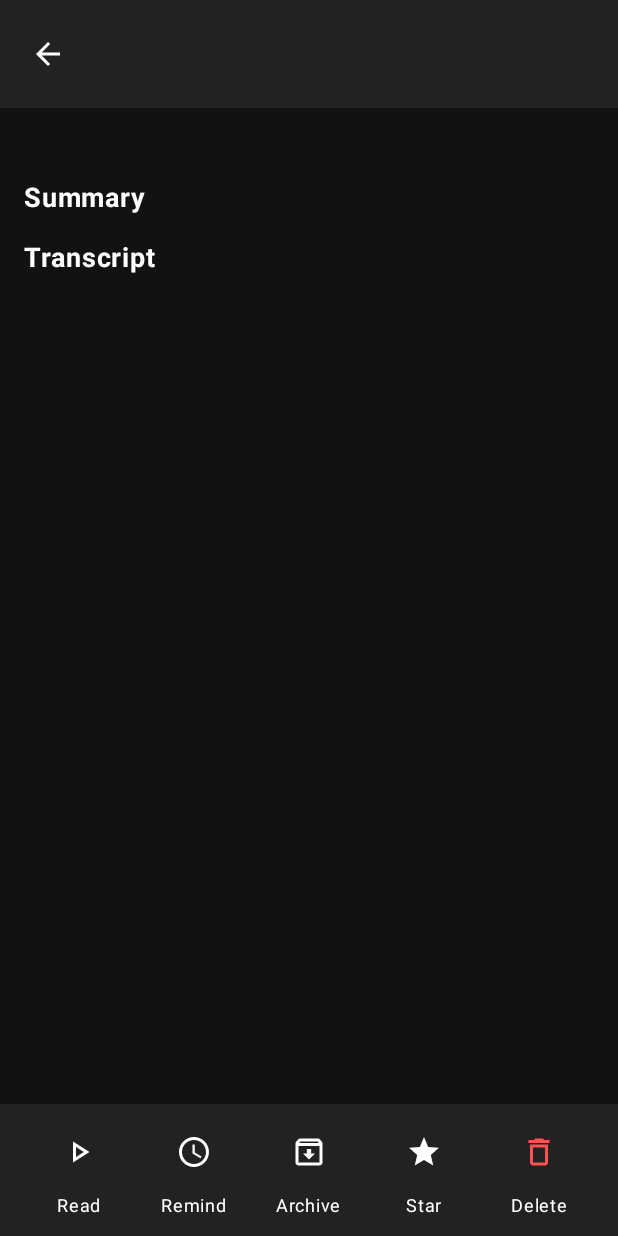
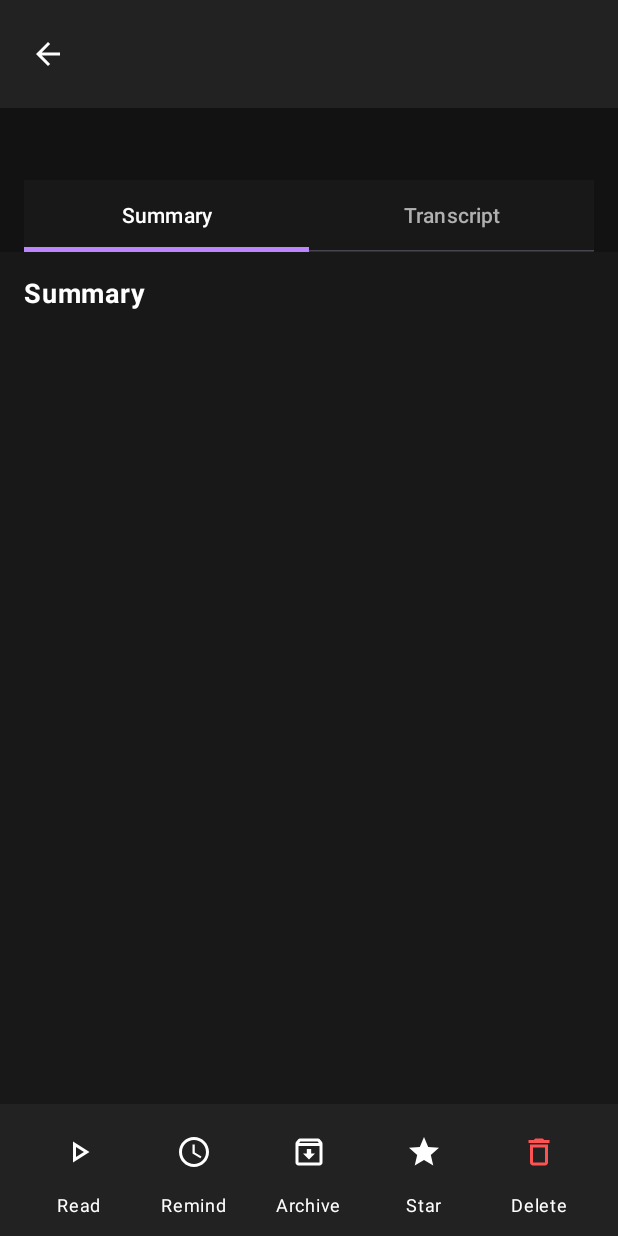
Before and after one commit to SekeNikola/EchoNote, an Android app built with Jetpack Compose: the composable NoteDetailScreen called with empty values, on a phone screen of 412 x 824 dp. Run offline under Robolectric (Android 15) with nearby library versions, the phone set to English and light mode, and no system bars; our stand-ins replace livedata-compose.

Commit message:
UI: Fix custom scrollbar logic and color for summary and transcript tabs

```diff
--- a/app/src/main/java/com/example/app/ui/NoteDetailScreen.kt
+++ b/app/src/main/java/com/example/app/ui/NoteDetailScreen.kt
@@ -1,58 +1,35 @@
+package com.example.app.ui
 
-package com.example.app.ui
-import com.example.app.data.createdAtFormattedDate
-import com.example.app.data.createdAtFormattedTime
-
+import android.media.MediaPlayer
+import android.widget.Toast
+import androidx.compose.foundation.Canvas
 import androidx.compose.foundation.background
-import androidx.compose.foundation.layout.Arrangement
-import androidx.compose.foundation.layout.Box
-import androidx.compose.foundation.layout.Column
-import androidx.compose.foundation.layout.Row
-import androidx.compose.foundation.layout.Spacer
-import androidx.compose.foundation.layout.fillMaxSize
-import androidx.compose.foundation.layout.fillMaxWidth
-import androidx.compose.foundation.layout.height
-import androidx.compose.foundation.layout.width
-import androidx.compose.foundation.layout.padding
-import androidx.compose.foundation.layout.heightIn
-import androidx.compose.foundation.verticalScroll
+import androidx.compose.foundation.clickable
+import androidx.compose.foundation.layout.*
 import androidx.compose.foundation.rememberScrollState
 import androidx.compose.foundation.text.BasicTextField
+import androidx.compose.foundation.verticalScroll
 import androidx.compose.material.icons.Icons
-import androidx.compose.material.icons.outlined.Archive
-import androidx.compose.material.icons.outlined.ArrowBack
-import androidx.compose.material.icons.outlined.PlayArrow
-import androidx.compose.material.icons.outlined.Pause
-import androidx.compose.material.icons.outlined.Stop
-import androidx.compose.material.icons.outlined.Schedule
-import androidx.compose.material.icons.outlined.Star
-import androidx.compose.material.icons.outlined.Delete
-import androidx.compose.material3.IconButton
-import androidx.compose.material3.Text
-import androidx.compose.material3.Icon
-import androidx.compose.runtime.Composable
-import androidx.compose.runtime.getValue
+import androidx.compose.material.icons.outlined.*
+import androidx.compose.material3.*
+import androidx.compose.runtime.*
 import androidx.compose.runtime.livedata.observeAsState
 import androidx.compose.ui.Alignment
+import androidx.compose.ui.Modifier
+import androidx.compose.ui.geometry.Offset
 import androidx.compose.ui.graphics.Color
+import androidx.compose.ui.platform.LocalContext
+import androidx.compose.ui.text.TextStyle
 import androidx.compose.ui.text.font.FontWeight
 import androidx.compose.ui.unit.dp
 import androidx.compose.ui.unit.sp
-import androidx.compose.ui.Modifier
-import androidx.compose.ui.geometry.Offset
-import androidx.compose.ui.graphics.StrokeCap
-import androidx.compose.ui.graphics.drawscope.Stroke
-import androidx.compose.foundation.Canvas
-import androidx.compose.ui.text.TextStyle
-import androidx.compose.foundation.layout.fillMaxHeight
+import com.example.app.data.createdAtFormattedDate
+import com.example.app.data.createdAtFormattedTime
 import com.example.app.viewmodel.NoteViewModel
-import android.media.MediaPlayer
-import android.widget.Toast
-import androidx.compose.ui.platform.LocalContext
 
 enum class PlaybackState { Idle, Playing, Paused }
 
-@androidx.compose.material3.ExperimentalMaterial3Api
+@OptIn(ExperimentalMaterial3Api::class)
 @Composable
 fun NoteDetailScreen(
     noteId: Long,
@@ -60,13 +37,12 @@ fun NoteDetailScreen(
     onBack: () -> Unit
 ) {
     val note by viewModel.getNoteById(noteId).observeAsState()
-    val title = note?.title ?: ""
     val transcript = note?.transcript ?: ""
-    val audioPath = note?.audioPath
-    val context = LocalContext.current
     val date = note?.createdAtFormattedDate() ?: ""
     val time = note?.createdAtFormattedTime() ?: ""
     val transcriptScrollState = rememberScrollState()
+    val transcriptLines = transcript.lines()
+    val context = LocalContext.current
 
     Box(
         modifier = Modifier
@@ -76,9 +52,9 @@ fun NoteDetailScreen(
         Column(
             modifier = Modifier
                 .fillMaxSize()
-                .padding(bottom = 72.dp) // leave space for sticky actions
+                .padding(bottom = 72.dp) // Leave space for sticky bar
         ) {
-        // Top bar: Back arrow and title
+            // Top bar
             Row(
                 verticalAlignment = Alignment.CenterVertically,
                 modifier = Modifier
@@ -90,10 +66,10 @@ fun NoteDetailScreen(
                     Icon(Icons.Outlined.ArrowBack, contentDescription = "Back", tint = Color.White)
                 }
                 Spacer(modifier = Modifier.width(8.dp))
-                if (note != null) {
+                note?.let { noteObj ->
                     BasicTextField(
-                        value = note!!.title,
-                        onValueChange = { viewModel.updateNoteTitle(note!!.id, it) },
+                        value = noteObj.title,
+                        onValueChange = { new -> viewModel.updateNoteTitle(noteObj.id, new) },
                         textStyle = TextStyle(
                             color = Color.White,
                             fontWeight = FontWeight.Bold,
@@ -104,143 +80,199 @@ fun NoteDetailScreen(
                     )
                 }
             }
-        // Date and time
+
+            // Date + Time
             Row(
                 modifier = Modifier
                     .fillMaxWidth()
                     .padding(horizontal = 16.dp, vertical = 4.dp),
                 verticalAlignment = Alignment.CenterVertically
             ) {
-            Text(
-                text = date,
-                color = Color(0xFFB0B0B0),
-                fontSize = 14.sp
-            )
+                Text(text = date, color = Color(0xFFB0B0B0), fontSize = 14.sp)
                 Spacer(modifier = Modifier.width(12.dp))
-            Text(
-                text = time,
-                color = Color(0xFFB0B0B0),
-                fontSize = 14.sp
+                Text(text = time, color = Color(0xFFB0B0B0), fontSize = 14.sp)
+            }
+
+            Spacer(modifier = Modifier.height(16.dp))
+
+            var selectedTab by remember { mutableStateOf(0) }
+            val tabTitles = listOf("Summary", "Transcript")
+            TabRow(
+                selectedTabIndex = selectedTab,
+                containerColor = Color(0xFF181818),
+                contentColor = Color.White,
+                modifier = Modifier.padding(horizontal = 16.dp)
+            ) {
+                tabTitles.forEachIndexed { index, title ->
+                    Tab(
+                        selected = selectedTab == index,
+                        onClick = { selectedTab = index },
+                        text = { Text(title, color = if (selectedTab == index) Color.White else Color(0xFFB0B0B0)) }
                     )
                 }
-    Spacer(modifier = Modifier.height(16.dp))
-        // Summary section
+            }
+
+            Box(
+                modifier = Modifier
+                    .fillMaxWidth()
+                    .weight(1f)
+                    .padding(bottom = 8.dp)
+            ) {
+                when (selectedTab) {
+                    0 -> {
+                        // Summary Tab
+                        val summaryScrollState = rememberScrollState()
+                        Box(
+                            modifier = Modifier
+                                .fillMaxSize()
+                                .background(Color(0xFF181818))
+                        ) {
+                            val scrollState = summaryScrollState
+                            Row(modifier = Modifier.fillMaxSize()) {
+                                Column(
+                                    modifier = Modifier
+                                        .weight(1f)
+                                        .verticalScroll(scrollState)
+                                        .padding(16.dp)
+                                ) {
                                     Text(
                                         text = "Summary",
                                         fontWeight = FontWeight.Bold,
                                         fontSize = 18.sp,
                                         color = Color.White,
-            modifier = Modifier.padding(horizontal = 16.dp)
+                                        modifier = Modifier.padding(bottom = 8.dp)
                                     )
-        if (note?.snippet?.isNotBlank() == true) {
+                                    if (!note?.snippet.isNullOrBlank()) {
                                         Text(
                                             text = note!!.snippet,
                                             color = Color(0xFFB0B0B0),
-                fontSize = 16.sp,
-                modifier = Modifier.padding(horizontal = 16.dp)
+                                            fontSize = 16.sp
                                         )
                                     }
-        Spacer(modifier = Modifier.height(16.dp))
-        // Transcript section
+                                }
+                                // Custom scrollbar indicator (gray, only if scrollable)
+                                                        if (scrollState.maxValue > 1) {
+                                                            Canvas(modifier = Modifier
+                                                                .fillMaxHeight()
+                                                                .width(6.dp)
+                                                                .padding(vertical = 8.dp)
+                                                            ) {
+                                                                val proportion = if (scrollState.maxValue > 0) scrollState.value.toFloat() / scrollState.maxValue else 0f
+                                                                val thumbHeight = 48.dp.toPx()
+                                                                val y = proportion * (size.height - thumbHeight)
+                                                                drawRoundRect(
+                                                                    color = Color.Gray,
+                                                                    topLeft = Offset(x = 0f, y = y),
+                                                                    size = androidx.compose.ui.geometry.Size(size.width, thumbHeight),
+                                                                    cornerRadius = androidx.compose.ui.geometry.CornerRadius(3.dp.toPx(), 3.dp.toPx())
+                                                                )
+                                                            }
+                                                        }
+                            }
+                        }
+                    }
+                    1 -> {
+                        // Transcript Tab
+                        val transcriptScrollState = rememberScrollState()
+                        Box(
+                            modifier = Modifier
+                                .fillMaxSize()
+                                .background(Color(0xFF181818))
+                        ) {
+                            val scrollState = transcriptScrollState
+                            Row(modifier = Modifier.fillMaxSize()) {
+                                Column(
+                                    modifier = Modifier
+                                        .weight(1f)
+                                        .verticalScroll(scrollState)
+                                        .padding(16.dp)
+                                ) {
                                     Text(
                                         text = "Transcript",
                                         fontWeight = FontWeight.Bold,
                                         fontSize = 18.sp,
                                         color = Color.White,
-            modifier = Modifier.padding(horizontal = 16.dp)
+                                        modifier = Modifier.padding(bottom = 8.dp)
                                     )
                                     if (transcript.isNotBlank()) {
-            Box(
-                modifier = Modifier
-                    .padding(start = 16.dp, end = 16.dp, bottom = 16.dp)
-                    .fillMaxWidth()
-                    .weight(1f)
-            ) {
-                // Scrollable transcript with custom scrollbar
-                Box(Modifier.fillMaxSize()) {
-                    val scrollState = transcriptScrollState
                                         Text(
                                             text = transcript,
                                             color = Color(0xFFB0B0B0),
-                        fontSize = 16.sp,
-                        modifier = Modifier
-                            .verticalScroll(scrollState)
-                            .background(Color(0xFF181818))
-                            .fillMaxWidth()
-                            .padding(8.dp)
+                                            fontSize = 16.sp
                                         )
-                    // Custom vertical scrollbar
-                    if (scrollState.maxValue > 0) {
-                        Canvas(
-                            modifier = Modifier
+                                    } else {
+                                        Spacer(modifier = Modifier.height(120.dp))
+                                    }
+                                }
+                                // Custom scrollbar indicator (gray, only if scrollable)
+                                if (scrollState.maxValue > 1) {
+                                    Canvas(modifier = Modifier
                                         .fillMaxHeight()
-                                .width(4.dp)
-                                .align(Alignment.CenterEnd)
-                                .padding(end = 2.dp)
+                                        .width(6.dp)
+                                        .padding(vertical = 8.dp)
                                     ) {
-                            val proportion = scrollState.value.toFloat() / scrollState.maxValue.toFloat()
-                            val visibleRatio = size.height / (size.height + scrollState.maxValue)
-                            val scrollbarHeight = size.height * visibleRatio
-                            val scrollbarTop = (size.height - scrollbarHeight) * proportion
+                                        val proportion = if (scrollState.maxValue > 0) scrollState.value.toFloat() / scrollState.maxValue else 0f
+                                        val thumbHeight = 48.dp.toPx()
+                                        val y = proportion * (size.height - thumbHeight)
                                         drawRoundRect(
-                                color = Color.Gray.copy(alpha = 0.5f),
-                                topLeft = Offset(x = 0f, y = scrollbarTop),
-                                size = androidx.compose.ui.geometry.Size(width = size.width, height = scrollbarHeight),
-                                cornerRadius = androidx.compose.ui.geometry.CornerRadius(8f, 8f)
+                                            color = Color.Gray,
+                                            topLeft = Offset(x = 0f, y = y),
+                                            size = androidx.compose.ui.geometry.Size(size.width, thumbHeight),
+                                            cornerRadius = androidx.compose.ui.geometry.CornerRadius(3.dp.toPx(), 3.dp.toPx())
                                         )
                                     }
                                 }
                             }
                         }
-        } else {
-            Spacer(modifier = Modifier.height(120.dp))
                     }
-        Spacer(modifier = Modifier.height(16.dp))
-        // No Spacer.weight(1f) here, so actions stay sticky
                 }
+            }
+
+        }
+
         // Sticky action bar
         Row(
             modifier = Modifier
-                .then(androidx.compose.ui.Modifier.align(Alignment.BottomCenter))
+                .align(Alignment.BottomCenter)
                 .fillMaxWidth()
                 .background(Color(0xFF222222))
                 .padding(vertical = 8.dp),
             horizontalArrangement = Arrangement.SpaceEvenly
         ) {
-            Column(horizontalAlignment = Alignment.CenterHorizontally) {
-                IconButton(onClick = { viewModel.readAloud(noteId) }) {
-                    Icon(Icons.Outlined.PlayArrow, contentDescription = "Read Aloud", tint = Color.White)
+            ActionButton(icon = Icons.Outlined.PlayArrow, label = "Read") {
+                viewModel.readAloud(noteId)
             }
-                Text("Read", color = Color.White, fontSize = 12.sp)
+            ActionButton(icon = Icons.Outlined.Schedule, label = "Remind") {
+                viewModel.setReminder(noteId)
             }
-            Column(horizontalAlignment = Alignment.CenterHorizontally) {
-                IconButton(onClick = { viewModel.setReminder(noteId) }) {
-                    Icon(Icons.Outlined.Schedule, contentDescription = "Set Reminder", tint = Color.White)
+            ActionButton(icon = Icons.Outlined.Archive, label = "Archive") {
+                viewModel.archiveNote(noteId)
             }
-                Text("Remind", color = Color.White, fontSize = 12.sp)
+            ActionButton(
+                icon = Icons.Outlined.Star,
+                label = "Star",
+                tint = if (note?.isFavorite == true) Color(0xFFFFC107) else Color.White
+            ) {
+                note?.let { noteObj -> viewModel.toggleFavorite(noteObj) }
             }
-            Column(horizontalAlignment = Alignment.CenterHorizontally) {
-                IconButton(onClick = { viewModel.archiveNote(noteId) }) {
-                    Icon(Icons.Outlined.Archive, contentDescription = "Archive", tint = Color.White)
-                }
-                Text("Archive", color = Color.White, fontSize = 12.sp)
-            }
-            Column(horizontalAlignment = Alignment.CenterHorizontally) {
-                IconButton(onClick = { viewModel.toggleFavorite(note!!) }) {
-                    Icon(
-                        imageVector = Icons.Outlined.Star,
-                        contentDescription = "Favorite",
-                        tint = if (note?.isFavorite == true) Color(0xFFFFC107) else Color.White
-                    )
-                }
-                Text("Star", color = Color.White, fontSize = 12.sp)
-            }
-            Column(horizontalAlignment = Alignment.CenterHorizontally) {
-                IconButton(onClick = { note?.let { viewModel.deleteNote(it.id); onBack() } }) {
-                    Icon(Icons.Outlined.Delete, contentDescription = "Delete", tint = Color(0xFFFF5252))
-                }
-                Text("Delete", color = Color.White, fontSize = 12.sp)
+            ActionButton(icon = Icons.Outlined.Delete, label = "Delete", tint = Color(0xFFFF5252)) {
+                note?.let { noteObj -> viewModel.deleteNote(noteObj.id); onBack() }
             }
         }
     }
 }
+
+@Composable
+private fun ActionButton(
+    icon: androidx.compose.ui.graphics.vector.ImageVector,
+    label: String,
+    tint: Color = Color.White,
+    onClick: () -> Unit
+) {
+    Column(horizontalAlignment = Alignment.CenterHorizontally) {
+        IconButton(onClick = onClick) {
+            Icon(icon, contentDescription = label, tint = tint)
+        }
+        Text(label, color = Color.White, fontSize = 12.sp)
+    }
+}
```
Also changed, not shown: 165 other files. Lines whose indentation alone changed are shown as unchanged.
